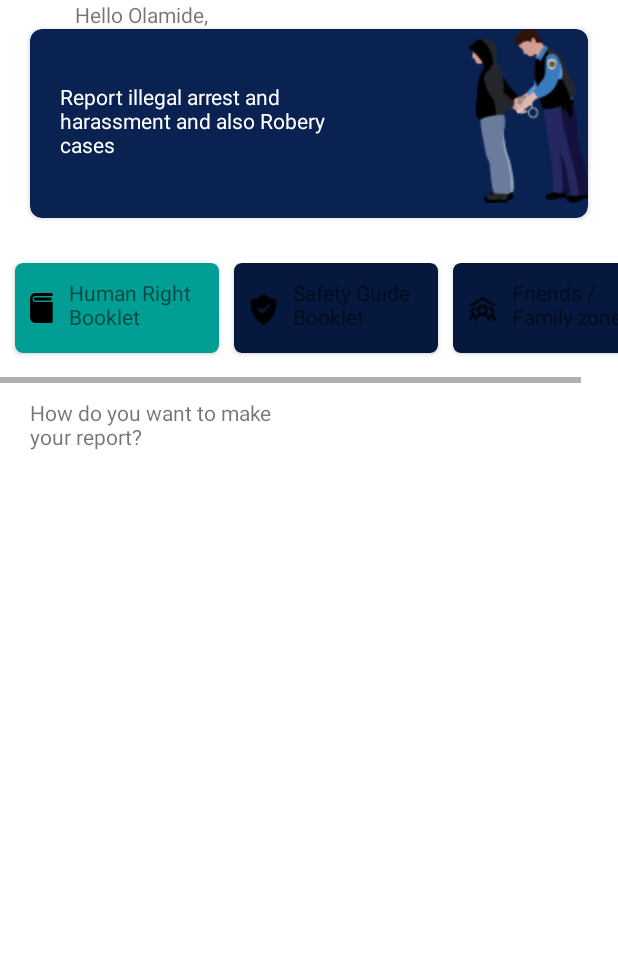
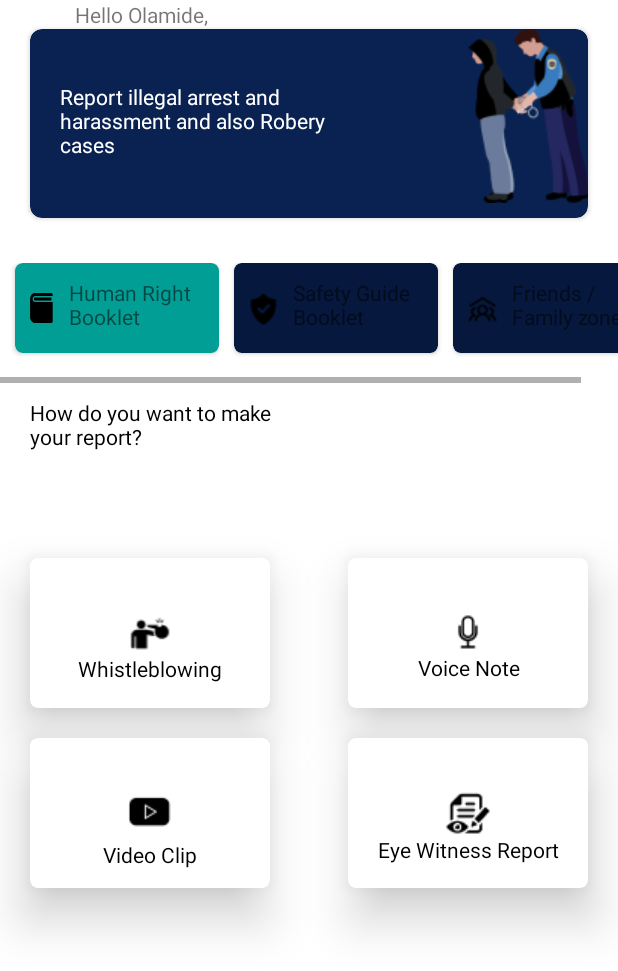
Before and after one commit to wise4rmgod/ReachForHelp, an Android app: the layout fragment_home.xml on its own in the app's theme, with its tools: preview values and no code run, on a phone screen of 412 x 824 dp. Shown: the top 971 px of the screen. Run offline under Robolectric (Android 15) with nearby library versions, the phone set to English and light mode, and no system bars.

```diff
--- /dev/null
+++ b/app/src/main/res/drawable/ic_activity.xml
@@ -0,0 +1,9 @@
+<vector xmlns:android="http://schemas.android.com/apk/res/android"
+    android:width="24dp"
+    android:height="24dp"
+    android:viewportWidth="24"
+    android:viewportHeight="24">
+  <path
+      android:pathData="M18,10C18,8.4087 17.3679,6.8826 16.2426,5.7574C15.1174,4.6321 13.5913,4 12,4C10.4087,4 8.8826,4.6321 7.7574,5.7574C6.6321,6.8826 6,8.4087 6,10V18H18V10ZM20,18.667L20.4,19.2C20.4557,19.2743 20.4896,19.3626 20.498,19.4551C20.5063,19.5476 20.4887,19.6406 20.4472,19.7236C20.4057,19.8067 20.3419,19.8765 20.2629,19.9253C20.1839,19.9741 20.0929,20 20,20H4C3.9071,20 3.8161,19.9741 3.7371,19.9253C3.6581,19.8765 3.5943,19.8067 3.5528,19.7236C3.5113,19.6406 3.4937,19.5476 3.502,19.4551C3.5104,19.3626 3.5443,19.2743 3.6,19.2L4,18.667V10C4,7.8783 4.8429,5.8434 6.3432,4.3432C7.8434,2.8428 9.8783,2 12,2C14.1217,2 16.1566,2.8428 17.6569,4.3432C19.1571,5.8434 20,7.8783 20,10V18.667ZM9.5,21H14.5C14.5,21.663 14.2366,22.2989 13.7678,22.7678C13.2989,23.2366 12.663,23.5 12,23.5C11.337,23.5 10.7011,23.2366 10.2322,22.7678C9.7634,22.2989 9.5,21.663 9.5,21Z"
+      android:fillColor="#000000"/>
+</vector>
--- /dev/null
+++ b/app/src/main/res/drawable/ic_cases.xml
@@ -0,0 +1,9 @@
+<vector xmlns:android="http://schemas.android.com/apk/res/android"
+    android:width="24dp"
+    android:height="24dp"
+    android:viewportWidth="24"
+    android:viewportHeight="24">
+  <path
+      android:pathData="M15,3C15.552,3 16,3.448 16,4V6H21C21.552,6 22,6.448 22,7V20C22,20.552 21.552,21 21,21H3C2.448,21 2,20.552 2,20V7C2,6.448 2.448,6 3,6H8V4C8,3.448 8.448,3 9,3H15ZM16,8H8V19H16V8ZM4,8V19H6V8H4ZM14,5H10V6H14V5ZM18,8V19H20V8H18Z"
+      android:fillColor="#000000"/>
+</vector>
--- /dev/null
+++ b/app/src/main/res/drawable/ic_help.xml
@@ -0,0 +1,9 @@
+<vector xmlns:android="http://schemas.android.com/apk/res/android"
+    android:width="24dp"
+    android:height="24dp"
+    android:viewportWidth="24"
+    android:viewportHeight="24">
+  <path
+      android:pathData="M12,22C6.477,22 2,17.523 2,12C2,6.477 6.477,2 12,2C17.523,2 22,6.477 22,12C22,17.523 17.523,22 12,22ZM12,20C14.1217,20 16.1566,19.1571 17.6569,17.6569C19.1571,16.1566 20,14.1217 20,12C20,9.8783 19.1571,7.8434 17.6569,6.3432C16.1566,4.8429 14.1217,4 12,4C9.8783,4 7.8434,4.8429 6.3432,6.3432C4.8429,7.8434 4,9.8783 4,12C4,14.1217 4.8429,16.1566 6.3432,17.6569C7.8434,19.1571 9.8783,20 12,20ZM11,15H13V17H11V15ZM13,13.355V14H11V12.5C11,12.2348 11.1054,11.9804 11.2929,11.7929C11.4804,11.6054 11.7348,11.5 12,11.5C12.2841,11.5 12.5623,11.4193 12.8023,11.2673C13.0423,11.1154 13.2343,10.8984 13.3558,10.6416C13.4773,10.3848 13.5234,10.0988 13.4887,9.8168C13.454,9.5349 13.34,9.2686 13.1598,9.0489C12.9797,8.8292 12.7409,8.6652 12.4712,8.576C12.2015,8.4867 11.912,8.4759 11.6364,8.5447C11.3608,8.6135 11.1104,8.7592 10.9144,8.9648C10.7183,9.1704 10.5847,9.4274 10.529,9.706L8.567,9.313C8.6886,8.7051 8.9695,8.1404 9.3809,7.6766C9.7923,7.2128 10.3195,6.8666 10.9086,6.6733C11.4977,6.4801 12.1275,6.4467 12.7337,6.5766C13.3399,6.7065 13.9007,6.9951 14.3588,7.4128C14.8169,7.8305 15.1559,8.3624 15.3411,8.9541C15.5263,9.5457 15.5511,10.1759 15.4129,10.7803C15.2747,11.3847 14.9785,11.9415 14.5545,12.3939C14.1306,12.8462 13.5941,13.1779 13,13.355Z"
+      android:fillColor="#000000"/>
+</vector>
--- /dev/null
+++ b/app/src/main/res/drawable/ic_homen.xml
@@ -0,0 +1,9 @@
+<vector xmlns:android="http://schemas.android.com/apk/res/android"
+    android:width="23dp"
+    android:height="20dp"
+    android:viewportWidth="23"
+    android:viewportHeight="20">
+  <path
+      android:pathData="M18.2083,19.1251H4.7917C4.5375,19.1251 4.2938,19.0241 4.114,18.8444C3.9343,18.6647 3.8333,18.4209 3.8333,18.1668V9.5417H0.9583L10.8551,0.5449C11.0315,0.3844 11.2615,0.2954 11.5,0.2954C11.7386,0.2954 11.9685,0.3844 12.145,0.5449L22.0417,9.5417H19.1667V18.1668C19.1667,18.4209 19.0657,18.6647 18.886,18.8444C18.7063,19.0241 18.4625,19.1251 18.2083,19.1251ZM5.75,17.2084H17.25V7.7755L11.5,2.5488L5.75,7.7755V17.2084Z"
+      android:fillColor="#151515"/>
+</vector>
--- a/app/src/main/res/layout/fragment_home.xml
+++ b/app/src/main/res/layout/fragment_home.xml
@@ -61,7 +61,6 @@ Robery cases"
             android:layout_width="match_parent"
             android:layout_height="match_parent"
             android:orientation="horizontal">
-
 
             <androidx.cardview.widget.CardView
                 android:layout_width="136dp"
@@ -176,8 +175,144 @@ Booklet"
         android:layout_marginTop="10dp"
         android:text="How do you want to make
 your report?"
+        android:textColor="@color/black"
         app:layout_constraintStart_toStartOf="parent"
         app:layout_constraintTop_toBottomOf="@id/horinzontalscrlvw" />
 
+    <androidx.cardview.widget.CardView
+        android:id="@+id/whistleblowing"
+        android:layout_width="160dp"
+        android:layout_height="100dp"
+        android:layout_marginStart="20dp"
+        android:layout_marginTop="20dp"
+        android:elevation="10dp"
+        app:cardCornerRadius="5dp"
+        app:cardElevation="20dp"
+        app:layout_constraintBottom_toBottomOf="parent"
+        app:layout_constraintStart_toStartOf="parent"
+        app:layout_constraintTop_toTopOf="parent">
 
+        <androidx.constraintlayout.widget.ConstraintLayout
+            android:layout_width="match_parent"
+            android:layout_height="match_parent">
+
+            <ImageView
+                android:id="@+id/whistleimage"
+                android:src="@drawable/whistleblowing"
+                app:layout_constraintTop_toTopOf="parent"
+                app:layout_constraintBottom_toBottomOf="parent"
+                android:layout_width="match_parent"
+                android:layout_height="wrap_content" />
+
+            <TextView
+                android:layout_width="match_parent"
+                android:layout_height="wrap_content"
+                android:text="Whistleblowing"
+                android:textAlignment="center"
+                android:textColor="@color/black"
+                app:layout_constraintTop_toBottomOf="@id/whistleimage" />
+
+        </androidx.constraintlayout.widget.ConstraintLayout>
+    </androidx.cardview.widget.CardView>
+
+    <androidx.cardview.widget.CardView
+        android:id="@+id/videoclip"
+        android:layout_width="160dp"
+        android:layout_height="100dp"
+        android:layout_marginStart="20dp"
+        android:layout_marginTop="20dp"
+        android:elevation="10dp"
+        app:cardCornerRadius="5dp"
+        app:cardElevation="20dp"
+        app:layout_constraintStart_toStartOf="parent"
+        app:layout_constraintTop_toBottomOf="@id/whistleblowing">
+        <androidx.constraintlayout.widget.ConstraintLayout
+            android:layout_width="match_parent"
+            android:layout_height="match_parent">
+
+            <ImageView
+                android:id="@+id/videoclipimage"
+                android:src="@drawable/videoclip"
+                app:layout_constraintTop_toTopOf="parent"
+                app:layout_constraintBottom_toBottomOf="parent"
+                android:layout_width="match_parent"
+                android:layout_height="wrap_content" />
+
+            <TextView
+                android:layout_width="match_parent"
+                android:layout_height="wrap_content"
+                android:text="Video Clip"
+                android:textAlignment="center"
+                android:textColor="@color/black"
+                app:layout_constraintTop_toBottomOf="@id/videoclipimage" />
+
+        </androidx.constraintlayout.widget.ConstraintLayout>
+    </androidx.cardview.widget.CardView>
+
+    <androidx.cardview.widget.CardView
+        android:id="@+id/voicenote"
+        android:layout_width="160dp"
+        android:layout_height="100dp"
+        android:layout_marginTop="20dp"
+        android:layout_marginEnd="20dp"
+        app:cardCornerRadius="5dp"
+        app:cardElevation="20dp"
+        app:layout_constraintBottom_toBottomOf="parent"
+        app:layout_constraintEnd_toEndOf="parent"
+        app:layout_constraintTop_toTopOf="parent">
+        <androidx.constraintlayout.widget.ConstraintLayout
+            android:layout_width="match_parent"
+            android:layout_height="match_parent">
+
+            <ImageView
+                android:id="@+id/voicenoteimage"
+                android:src="@drawable/voicenote"
+                app:layout_constraintTop_toTopOf="parent"
+                app:layout_constraintBottom_toBottomOf="parent"
+                android:layout_width="match_parent"
+                android:layout_height="wrap_content" />
+
+            <TextView
+                android:layout_width="match_parent"
+                android:layout_height="wrap_content"
+                android:text="Voice Note"
+                android:textAlignment="center"
+                android:textColor="@color/black"
+                app:layout_constraintTop_toBottomOf="@id/voicenoteimage" />
+
+        </androidx.constraintlayout.widget.ConstraintLayout>
+    </androidx.cardview.widget.CardView>
+
+    <androidx.cardview.widget.CardView
+        android:id="@+id/eyewitness"
+        android:layout_width="160dp"
+        android:layout_height="100dp"
+        android:layout_marginTop="20dp"
+        android:layout_marginEnd="20dp"
+        app:cardCornerRadius="5dp"
+        app:cardElevation="20dp"
+        app:layout_constraintEnd_toEndOf="parent"
+        app:layout_constraintTop_toBottomOf="@id/voicenote">
+        <androidx.constraintlayout.widget.ConstraintLayout
+            android:layout_width="match_parent"
+            android:layout_height="match_parent">
+
+            <ImageView
+                android:id="@+id/eyewitnessimage"
+                android:src="@drawable/eyewitness"
+                app:layout_constraintTop_toTopOf="parent"
+                app:layout_constraintBottom_toBottomOf="parent"
+                android:layout_width="match_parent"
+                android:layout_height="wrap_content" />
+
+            <TextView
+                android:layout_width="match_parent"
+                android:layout_height="wrap_content"
+                android:text="Eye Witness Report"
+                android:textAlignment="center"
+                android:textColor="@color/black"
+                app:layout_constraintTop_toBottomOf="@id/eyewitnessimage" />
+
+        </androidx.constraintlayout.widget.ConstraintLayout>
+    </androidx.cardview.widget.CardView>
 </androidx.constraintlayout.widget.ConstraintLayout>
--- a/app/src/main/res/menu/bottom_nav_menu.xml
+++ b/app/src/main/res/menu/bottom_nav_menu.xml
@@ -3,17 +3,22 @@
 
     <item
         android:id="@+id/navigation_home"
-        android:icon="@drawable/ic_home_black_24dp"
+        android:icon="@drawable/ic_homen"
         android:title="@string/title_home" />
 
     <item
         android:id="@+id/navigation_dashboard"
-        android:icon="@drawable/ic_dashboard_black_24dp"
-        android:title="@string/title_dashboard" />
+        android:icon="@drawable/ic_cases"
+        android:title="Cases" />
+
+    <item
+        android:id="@+id/navigation_help"
+        android:icon="@drawable/ic_help"
+        android:title="Help" />
 
     <item
         android:id="@+id/navigation_notifications"
-        android:icon="@drawable/ic_notifications_black_24dp"
-        android:title="@string/title_notifications" />
+        android:icon="@drawable/ic_activity"
+        android:title="Activity" />
 
 </menu>
```
Also changed, not shown: app/src/main/res/drawable/eyewitness.png (added), app/src/main/res/drawable/videoclip.png (added), app/src/main/res/drawable/voicenote.png (added), app/src/main/res/drawable/whistleblowing.png (added).
